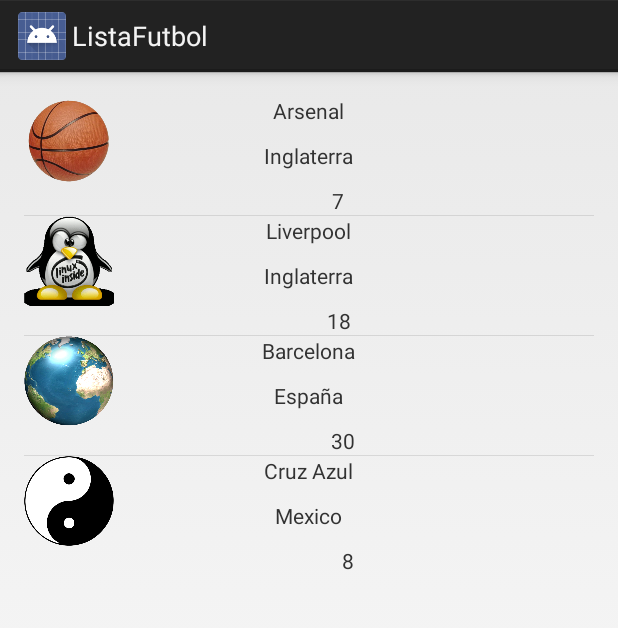
After one commit to JonaxelN/HolaMundo, an Android app: the ListaFutbol screen opened directly, with no data from a screen before it, on a phone screen of 412 x 824 dp. The commit adds this screen. Shown: the top 628 px of the screen. Run offline under Robolectric (Android 15) with nearby library versions, the phone set to English and light mode, and no system bars.

Commit message:
Implementacion de lista personalizada con imagen

```diff
--- a/app/src/main/AndroidManifest.xml
+++ b/app/src/main/AndroidManifest.xml
@@ -23,6 +23,10 @@
             android:name=".ListaPersonalizada"
             android:label="@string/title_activity_lista_personalizada" >
         </activity>
+        <activity
+            android:name=".ListaFutbol"
+            android:label="@string/title_activity_lista_futbol" >
+        </activity>
     </application>
 
 </manifest>
--- a/app/src/main/java/com/jonaxel/holamundo/AdapterCarro.java
+++ b/app/src/main/java/com/jonaxel/holamundo/AdapterCarro.java
@@ -44,17 +44,22 @@ public class AdapterCarro extends BaseAdapter {
         ViewHolder holder = new ViewHolder();
         View itemView = convertView;
 
+        //Find the client to work with
+        modelo = listaArrays.get(position);
+
         if (itemView == null) {
-
+            inflater = (LayoutInflater) context.getSystemService(Context.LAYOUT_INFLATER_SERVICE);
             itemView = inflater.inflate(R.layout.item_row, parent, false);
             itemView.setTag(holder);
+        } else {
+            holder = (ViewHolder) itemView.getTag();
         }
-
         holder.anio = (TextView) itemView.findViewById(R.id.text_anio);
         holder.modelo = (TextView) itemView.findViewById(R.id.text_modelo);
         holder.marca = (TextView) itemView.findViewById(R.id.text_marca);
 
-        holder.anio.setText(modelo.getAnio());
+
+        holder.anio.setText("" + modelo.getAnio());
         holder.modelo.setText(modelo.getModelo());
         holder.marca.setText(modelo.getMarca());
 
--- /dev/null
+++ b/app/src/main/java/com/jonaxel/holamundo/AdapterFutbol.java
@@ -0,0 +1,78 @@
+package com.jonaxel.holamundo;
+
+import android.content.Context;
+import android.view.LayoutInflater;
+import android.view.View;
+import android.view.ViewGroup;
+import android.widget.BaseAdapter;
+import android.widget.ImageView;
+import android.widget.TextView;
+
+import java.util.ArrayList;
+
+/**
+ * Created by jonathan on 20/02/15.
+ */
+public class AdapterFutbol extends BaseAdapter {
+
+    ArrayList<ModelFutbol> arrayList = new ArrayList<>();
+    Context context;
+    ModelFutbol futbol;
+
+    public AdapterFutbol(Context context, ArrayList<ModelFutbol> arrayList) {
+
+        this.context = context;
+        this.arrayList = arrayList;
+
+    }
+
+    @Override
+    public int getCount() {
+        return arrayList.size();
+    }
+
+    @Override
+    public Object getItem(int position) {
+        return arrayList.get(position).toString();
+    }
+
+    @Override
+    public long getItemId(int position) {
+        return position;
+    }
+
+    @Override
+    public View getView(int position, View convertView, ViewGroup parent) {
+        ViewHolder holder = new ViewHolder();
+        View view = convertView;
+        LayoutInflater inflater;
+
+        futbol = arrayList.get(position);
+
+        if (view == null) {
+            inflater = (LayoutInflater) context.getSystemService(Context.LAYOUT_INFLATER_SERVICE);
+            view = inflater.inflate(R.layout.item_fut_row, parent, false);
+            view.setTag(holder);
+        }
+        else {
+            holder = (ViewHolder) view.getTag();
+        }
+
+        holder.equipo = (TextView) view.findViewById(R.id.text_equipo);
+        holder.pais = (TextView) view.findViewById(R.id.text_pais);
+        holder.titulo = (TextView) view.findViewById(R.id.text_titulos);
+        holder.imagen = (ImageView) view.findViewById(R.id.imageView);
+
+        holder.equipo.setText(futbol.getEquipo());
+        holder.pais.setText(futbol.getPais());
+        holder.titulo.setText("" + futbol.getTitulos());
+        holder.imagen.setImageDrawable(futbol.getImagen());
+
+        return view;
+    }
+
+    public static class ViewHolder {
+        TextView equipo, pais, titulo;
+        ImageView imagen;
+    }
+}
--- /dev/null
+++ b/app/src/main/java/com/jonaxel/holamundo/ListaFutbol.java
@@ -0,0 +1,45 @@
+package com.jonaxel.holamundo;
+
+import android.app.Activity;
+import android.os.Bundle;
+import android.widget.ListView;
+
+import java.util.ArrayList;
+
+
+public class ListaFutbol extends Activity {
+
+    ListView listView;
+    ArrayList<ModelFutbol> arrayList = new ArrayList<>();
+
+    @Override
+    protected void onCreate(Bundle savedInstanceState) {
+        super.onCreate(savedInstanceState);
+        setContentView(R.layout.activity_lista_futbol);
+
+        listView = (ListView) findViewById(R.id.lista_futbol);
+
+        llenarListaJava();
+        llenarListaView();
+
+    }
+
+    private void llenarListaJava() {
+        arrayList.add(new ModelFutbol("Arsenal", "Inglaterra", 7, getResources().getDrawable(R.drawable.basketball)));
+        arrayList.add(new ModelFutbol("Liverpool", "Inglaterra", 18, getResources().getDrawable(R.drawable.pato_linux)));
+        arrayList.add(new ModelFutbol("Barcelona", "España", 30, getResources().getDrawable(R.drawable.tierra_icon)));
+        arrayList.add(new ModelFutbol("Cruz Azul", "Mexico", 8, getResources().getDrawable(R.drawable.ying_yang)));
+    }
+
+    private void llenarListaView() {
+
+        AdapterFutbol adapterFutbol = new AdapterFutbol(this, arrayList);
+
+        adapterFutbol.notifyDataSetChanged();
+
+        listView.setAdapter(adapterFutbol);
+
+    }
+
+
+}
--- a/app/src/main/java/com/jonaxel/holamundo/ListaPersonalizada.java
+++ b/app/src/main/java/com/jonaxel/holamundo/ListaPersonalizada.java
@@ -31,6 +31,7 @@ public class ListaPersonalizada extends Activity {
         mCarro.add(new CarroModelo("Volkswagen", "Vocho", 1950));
         mCarro.add(new CarroModelo("Chevrolet", "Cheyene", 2005));
         mCarro.add(new CarroModelo("Renault", "Clio", 2000));
+        mCarro.add(new CarroModelo("Renault", "Clio", 2000));
     }
 
     private void llenarListView() {
--- a/app/src/main/java/com/jonaxel/holamundo/MainActivity.java
+++ b/app/src/main/java/com/jonaxel/holamundo/MainActivity.java
@@ -13,6 +13,7 @@ public class MainActivity extends Activity {
 
     Button botonSimple;
     Button botonPersonalizada;
+    Button botonFutbol;
 
     EditText myEditText;
 
@@ -24,6 +25,7 @@ public class MainActivity extends Activity {
         myEditText = (EditText) findViewById(R.id.textoeditable);
         botonSimple = (Button) findViewById(R.id.button2);
         botonPersonalizada = (Button) findViewById(R.id.boton_lista_personalizada);
+        botonFutbol = (Button) findViewById(R.id.boton_lista_futbol);
 
         botonSimple.setOnClickListener(new View.OnClickListener() {
             @Override
@@ -40,6 +42,14 @@ public class MainActivity extends Activity {
             @Override
             public void onClick(View v) {
                 Intent intent = new Intent(MainActivity.this, ListaPersonalizada.class);
+                startActivity(intent);
+            }
+        });
+
+        botonFutbol.setOnClickListener(new View.OnClickListener() {
+            @Override
+            public void onClick(View v) {
+                Intent intent = new Intent(MainActivity.this, ListaFutbol.class);
                 startActivity(intent);
             }
         });
--- /dev/null
+++ b/app/src/main/java/com/jonaxel/holamundo/ModelFutbol.java
@@ -0,0 +1,54 @@
+package com.jonaxel.holamundo;
+
+import android.graphics.drawable.Drawable;
+import android.widget.ImageView;
+
+/**
+ * Created by jonathan on 20/02/15.
+ */
+public class ModelFutbol {
+
+    String equipo;
+    String pais;
+    int titulos;
+    Drawable imagen;
+
+    public ModelFutbol(String equipo, String pais, int titulos, Drawable imagen) {
+        this.equipo = equipo;
+        this.pais = pais;
+        this.titulos = titulos;
+        this.imagen = imagen;
+    }
+
+    public String getEquipo() {
+        return equipo;
+    }
+
+    public void setEquipo(String equipo) {
+        this.equipo = equipo;
+    }
+
+    public String getPais() {
+        return pais;
+    }
+
+    public void setPais(String pais) {
+        this.pais = pais;
+    }
+
+    public int getTitulos() {
+        return titulos;
+    }
+
+    public void setTitulos(int titulos) {
+        this.titulos = titulos;
+    }
+
+    public Drawable getImagen() {
+        return imagen;
+    }
+
+    public void setImagen(Drawable imagen) {
+        this.imagen = imagen;
+    }
+}
--- /dev/null
+++ b/app/src/main/res/layout/activity_lista_futbol.xml
@@ -0,0 +1,16 @@
+<RelativeLayout xmlns:android="http://schemas.android.com/apk/res/android"
+    xmlns:tools="http://schemas.android.com/tools" android:layout_width="match_parent"
+    android:layout_height="match_parent" android:paddingLeft="@dimen/activity_horizontal_margin"
+    android:paddingRight="@dimen/activity_horizontal_margin"
+    android:paddingTop="@dimen/activity_vertical_margin"
+    android:paddingBottom="@dimen/activity_vertical_margin"
+    tools:context="com.jonaxel.holamundo.ListaFutbol">
+
+    <ListView
+        android:id="@+id/lista_futbol"
+        android:layout_width="match_parent"
+        android:layout_height="wrap_content">
+
+        </ListView>
+
+</RelativeLayout>
--- a/app/src/main/res/layout/activity_lista_personalizada.xml
+++ b/app/src/main/res/layout/activity_lista_personalizada.xml
@@ -1,9 +1,6 @@
 <RelativeLayout xmlns:android="http://schemas.android.com/apk/res/android"
     xmlns:tools="http://schemas.android.com/tools" android:layout_width="match_parent"
-    android:layout_height="match_parent" android:paddingLeft="@dimen/activity_horizontal_margin"
-    android:paddingRight="@dimen/activity_horizontal_margin"
-    android:paddingTop="@dimen/activity_vertical_margin"
-    android:paddingBottom="@dimen/activity_vertical_margin"
+    android:layout_height="match_parent"
     tools:context="com.jonaxel.holamundo.ListaPersonalizada">
 
     <ListView
--- a/app/src/main/res/layout/activity_main.xml
+++ b/app/src/main/res/layout/activity_main.xml
@@ -25,4 +25,12 @@
         android:text="Lista personalizada"
         android:layout_marginTop="50dp"
         android:layout_gravity="center_horizontal"/>
+
+    <Button
+        android:id="@+id/boton_lista_futbol"
+        android:layout_width="wrap_content"
+        android:layout_height="wrap_content"
+        android:text="Lista de Futbol"
+        android:layout_marginTop="50dp"
+        android:layout_gravity="center_horizontal"/>
 </LinearLayout>
--- /dev/null
+++ b/app/src/main/res/layout/item_fut_row.xml
@@ -0,0 +1,43 @@
+<?xml version="1.0" encoding="utf-8"?>
+<RelativeLayout xmlns:android="http://schemas.android.com/apk/res/android"
+    android:orientation="vertical"
+    android:layout_width="match_parent"
+    android:layout_height="wrap_content"
+    >
+
+    <TextView
+        android:layout_width="wrap_content"
+        android:layout_height="wrap_content"
+        android:text="Equipo"
+        android:id="@+id/text_equipo"
+        android:layout_gravity="center_horizontal"
+        android:layout_alignParentTop="true"
+        android:layout_centerHorizontal="true" />
+
+    <TextView
+        android:layout_width="wrap_content"
+        android:layout_height="wrap_content"
+        android:text="Pais"
+        android:id="@+id/text_pais"
+        android:layout_gravity="center_horizontal"
+        android:layout_centerVertical="true"
+        android:layout_centerHorizontal="true" />
+
+    <TextView
+        android:layout_width="wrap_content"
+        android:layout_height="wrap_content"
+        android:text="Titulos"
+        android:id="@+id/text_titulos"
+        android:layout_gravity="center_horizontal"
+        android:layout_below="@+id/imageView"
+        android:layout_alignRight="@+id/text_equipo"
+        android:layout_alignEnd="@+id/text_equipo" />
+
+    <ImageView
+        android:layout_width="60dp"
+        android:layout_height="60dp"
+        android:id="@+id/imageView"
+        android:src="@drawable/ic_launcher"
+        android:layout_alignParentLeft="true"
+        android:layout_alignParentStart="true" />
+</RelativeLayout>
--- /dev/null
+++ b/app/src/main/res/menu/menu_lista_futbol.xml
@@ -0,0 +1,7 @@
+<menu xmlns:android="http://schemas.android.com/apk/res/android"
+    xmlns:app="http://schemas.android.com/apk/res-auto"
+    xmlns:tools="http://schemas.android.com/tools"
+    tools:context="com.jonaxel.holamundo.ListaFutbol">
+    <item android:id="@+id/action_settings" android:title="@string/action_settings"
+        android:orderInCategory="100" app:showAsAction="never" />
+</menu>
--- a/app/src/main/res/values/strings.xml
+++ b/app/src/main/res/values/strings.xml
@@ -5,5 +5,6 @@
     <string name="hello_world">Hello world!</string>
     <string name="action_settings">Settings</string>
     <string name="title_activity_lista_personalizada">ListaPersonalizada</string>
+    <string name="title_activity_lista_futbol">ListaFutbol</string>
 
 </resources>
```
Also changed, not shown: app/src/main/res/drawable/basketball.png (added), app/src/main/res/drawable/pato_linux.png (added), app/src/main/res/drawable/tierra_icon.png (added), app/src/main/res/drawable/ying_yang.png (added).
